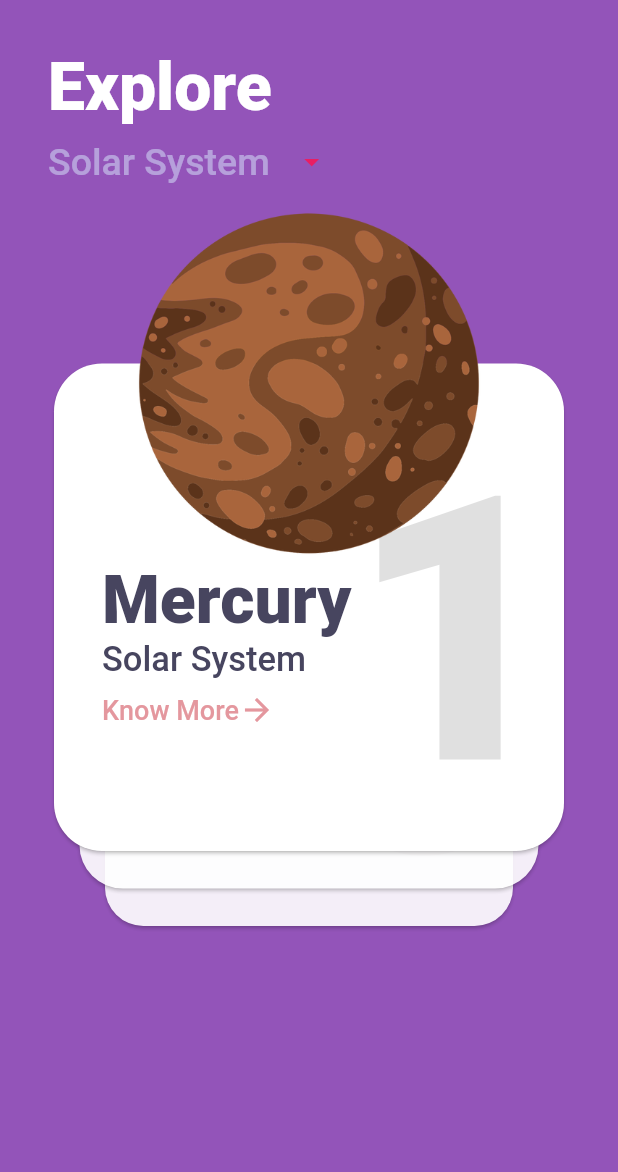
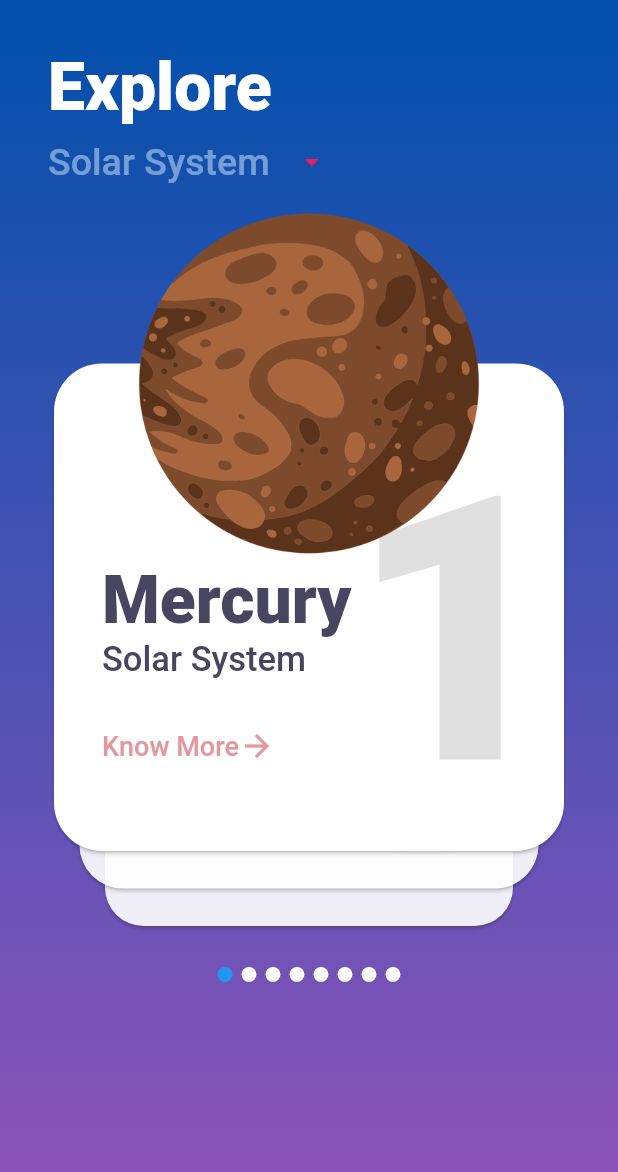
Before and after one commit to Zatinmohan/planets, a Flutter app: the screen it shows after launch, on a phone screen of 412 x 824 dp. Shown: the top 1172 px of the screen. Run offline on Flutter 3.47's test engine with Material 2 defaults, Android fonts, the phone set to English and light mode, and no system bars; our stand-ins replace flutter_swiper.

Commit message:
code optimization

```diff
--- /dev/null
+++ b/lib/detailpage.dart
@@ -0,0 +1,27 @@
+import 'package:flutter/material.dart';
+import 'package:planets/model/planets.dart';
+
+class DetailPage extends StatelessWidget {
+  final Planets object;
+
+  const DetailPage({Key key, this.object}) : super(key: key);
+  @override
+  Widget build(BuildContext context) {
+    return Scaffold(
+      body: Container(
+        padding: EdgeInsets.all(32.0),
+        child: SingleChildScrollView(
+          child: Stack(children: [
+            Container(
+              child: Text('${object.position}'),
+            ),
+            Image.asset(
+              object.icon,
+              alignment: Alignment.centerRight,
+            ),
+          ]),
+        ),
+      ),
+    );
+  }
+}
--- a/lib/homepage.dart
+++ b/lib/homepage.dart
@@ -1,13 +1,23 @@
 import 'package:flutter/material.dart';
 import 'package:flutter_swiper/flutter_swiper.dart';
 import 'package:planets/model/planets.dart';
+import 'package:planets/widgets/content.dart';
+import 'package:planets/widgets/dropdowntext.dart';
 
 class HomePage extends StatelessWidget {
   @override
   Widget build(BuildContext context) {
     return Scaffold(
-      backgroundColor: Color(0xff9354B9),
-      body: SafeArea(
+      //backgroundColor: Color(0xff9354B9),
+      body: Container(
+        decoration: BoxDecoration(
+          gradient: LinearGradient(
+            colors: [Color(0xff0050AC), Color(0xff9354B9)],
+            begin: Alignment.topCenter,
+            end: Alignment.bottomCenter,
+          ),
+        ),
+        child: SafeArea(
           child: Padding(
             padding: const EdgeInsets.all(32.0),
             child:
@@ -21,132 +31,10 @@ class HomePage extends StatelessWidget {
                 ),
                 textAlign: TextAlign.left,
               ),
-            DropdownButton(
-              items: [
-                DropdownMenuItem(
-                  child: Text(
-                    'Solar System',
-                    style: TextStyle(
-                      color: Color(0x7cdbf1ff),
-                      fontWeight: FontWeight.w500,
-                      fontSize: 25.0,
-                      //letterSpacing: 1.0,
-                    ),
-                    textAlign: TextAlign.left,
-                  ),
-                )
-              ],
-              onChanged: (value) {},
-              icon: Padding(
-                padding: EdgeInsets.only(left: 16.0),
-                child: Icon(
-                  Icons.arrow_drop_down,
-                  color: Colors.pink,
-                ),
-              ),
-              underline: SizedBox(),
-            ),
-            Container(
-                //color: Colors.black,
-                height: MediaQuery.of(context).size.height * 0.65,
-                width: double.infinity,
-                child: Swiper(
-                  itemCount: planetList.length,
-                  itemWidth: MediaQuery.of(context).size.width,
-                  itemHeight: MediaQuery.of(context).size.height * 0.70,
-                  layout: SwiperLayout.TINDER,
-                  itemBuilder: (context, index) {
-                    int pos = planetList[index].position;
-                    String icon = planetList[index].icon;
-                    String name = planetList[index].planetName;
-                    return Stack(
-                      children: [
-                        Column(
-                          mainAxisAlignment: MainAxisAlignment.center,
-                          children: [
-                            SizedBox(
-                              height: 10.0,
-                            ),
-                            Card(
-                              color: Colors.white,
-                              shape: RoundedRectangleBorder(
-                                borderRadius: BorderRadius.circular(32.0),
-                              ),
-                              child: Stack(
-                                children: [
-                                  Container(
-                                    padding: EdgeInsets.only(top: 35.0),
-                                    width: double.infinity,
-                                    //height: MediaQuery.of(context).size.height * 0.40,
-                                    child: Text(
-                                      '$pos',
-                                      style: TextStyle(
-                                        color: Colors.black12,
-                                        fontWeight: FontWeight.w900,
-                                        fontSize:
-                                            MediaQuery.of(context).size.width *
-                                                0.60,
-                                      ),
-                                      textAlign: TextAlign.right,
-                                    ),
-                                  ),
-                                  Padding(
-                                    padding: EdgeInsets.all(32.0),
-                                    child: Column(
-                                        crossAxisAlignment:
-                                            CrossAxisAlignment.start,
-                                        children: [
-                                          SizedBox(
-                                            height: 100.0,
-                                          ),
-                                          Text(
-                                            name,
-                                            style: TextStyle(
-                                              color: Color(0xff47455f),
-                                              fontWeight: FontWeight.w900,
-                                              fontSize: 44,
-                                            ),
-                                          ),
-                                          Text(
-                                            'Solar System',
-                                            style: TextStyle(
-                                              color: Color(0xff47455f),
-                                              fontWeight: FontWeight.w500,
-                                              fontSize: 23,
-                                            ),
-                                          ),
-                                          SizedBox(height: 8.0),
-                                          Row(
-                                            children: [
-                                              Text('Know More',
-                                                  style: TextStyle(
-                                                    color: Color(0xffe4979e),
-                                                    fontWeight: FontWeight.w500,
-                                                    fontSize: 18,
-                                                  )),
-                                              Icon(Icons.arrow_forward,
-                                                  color: Color(0xffe4979e)),
-                                            ],
-                                          ),
+              DropDownText(),
+              CardContent(),
             ]),
           ),
-                                ],
-                              ),
-                            ),
-                          ],
-                        ),
-                        Align(
-                          alignment: Alignment.topCenter,
-                          child: Image.asset(
-                            icon,
-                            height: MediaQuery.of(context).size.height * 0.30,
-                          ),
-                        ),
-                      ],
-                    );
-                  },
-                )),
-          ]),
         ),
       ),
     );
--- /dev/null
+++ b/lib/widgets/content.dart
@@ -0,0 +1,122 @@
+import 'package:flutter/material.dart';
+import 'package:flutter_swiper/flutter_swiper.dart';
+import 'package:planets/detailpage.dart';
+import 'package:planets/model/planets.dart';
+
+class CardContent extends StatelessWidget {
+  @override
+  Widget build(BuildContext context) {
+    return Container(
+        //color: Colors.black,
+        height: MediaQuery.of(context).size.height * 0.65,
+        width: double.infinity,
+        child: Swiper(
+          itemCount: planetList.length,
+          itemWidth: MediaQuery.of(context).size.width,
+          itemHeight: MediaQuery.of(context).size.height * 0.70,
+          layout: SwiperLayout.TINDER,
+          pagination: SwiperPagination(
+            builder: DotSwiperPaginationBuilder(),
+          ),
+          itemBuilder: (context, index) {
+            Planets object = planetList[index];
+            int pos = planetList[index].position;
+            String icon = planetList[index].icon;
+            String name = planetList[index].planetName;
+            return GestureDetector(
+              onTap: () {
+                Navigator.push(
+                    context,
+                    MaterialPageRoute(
+                        builder: (_) => DetailPage(
+                              object: object,
+                            )));
+              },
+              child: Stack(
+                children: [
+                  Column(
+                    mainAxisAlignment: MainAxisAlignment.center,
+                    children: [
+                      SizedBox(
+                        height: 10.0,
+                      ),
+                      Card(
+                        color: Colors.white,
+                        shape: RoundedRectangleBorder(
+                          borderRadius: BorderRadius.circular(32.0),
+                        ),
+                        child: Stack(
+                          children: [
+                            Container(
+                              padding: EdgeInsets.only(top: 35.0),
+                              width: double.infinity,
+                              //height: MediaQuery.of(context).size.height * 0.40,
+                              child: Text(
+                                '$pos',
+                                style: TextStyle(
+                                  color: Colors.black12,
+                                  fontWeight: FontWeight.w900,
+                                  fontSize:
+                                      MediaQuery.of(context).size.width * 0.60,
+                                ),
+                                textAlign: TextAlign.right,
+                              ),
+                            ),
+                            Padding(
+                              padding: EdgeInsets.all(32.0),
+                              child: Column(
+                                  crossAxisAlignment: CrossAxisAlignment.start,
+                                  children: [
+                                    SizedBox(
+                                      height: 100.0,
+                                    ),
+                                    Text(
+                                      name,
+                                      style: TextStyle(
+                                        color: Color(0xff47455f),
+                                        fontWeight: FontWeight.w900,
+                                        fontSize: 44,
+                                      ),
+                                    ),
+                                    Text(
+                                      'Solar System',
+                                      style: TextStyle(
+                                        color: Color(0xff47455f),
+                                        fontWeight: FontWeight.w500,
+                                        fontSize: 23,
+                                      ),
+                                    ),
+                                    SizedBox(height: 32.0),
+                                    Row(
+                                      children: [
+                                        Text('Know More',
+                                            style: TextStyle(
+                                              color: Color(0xffe4979e),
+                                              fontWeight: FontWeight.w500,
+                                              fontSize: 18,
+                                            )),
+                                        Icon(Icons.arrow_forward,
+                                            color: Color(0xffe4979e)),
+                                      ],
+                                    ),
+                                  ]),
+                            ),
+                          ],
+                        ),
+                      ),
+                    ],
+                  ),
+                  Align(
+                    alignment: Alignment.topCenter,
+                    child: Image.asset(
+                      icon,
+                      height: MediaQuery.of(context).size.height * 0.30,
+                    ),
+                  ),
+                ],
+              ),
+            );
+          },
+        ));
+  }
+}
--- /dev/null
+++ b/lib/widgets/dropdowntext.dart
@@ -0,0 +1,32 @@
+import 'package:flutter/material.dart';
+
+class DropDownText extends StatelessWidget {
+  @override
+  Widget build(BuildContext context) {
+    return DropdownButton(
+      items: [
+        DropdownMenuItem(
+          child: Text(
+            'Solar System',
+            style: TextStyle(
+              color: Color(0x7cdbf1ff),
+              fontWeight: FontWeight.w500,
+              fontSize: 25.0,
+              //letterSpacing: 1.0,
+            ),
+            textAlign: TextAlign.left,
+          ),
+        )
+      ],
+      onChanged: (value) {},
+      icon: Padding(
+        padding: EdgeInsets.only(left: 16.0),
+        child: Icon(
+          Icons.arrow_drop_down,
+          color: Colors.pink,
+        ),
+      ),
+      underline: SizedBox(),
+    );
+  }
+}
```
Lines whose indentation alone changed are shown as unchanged.
